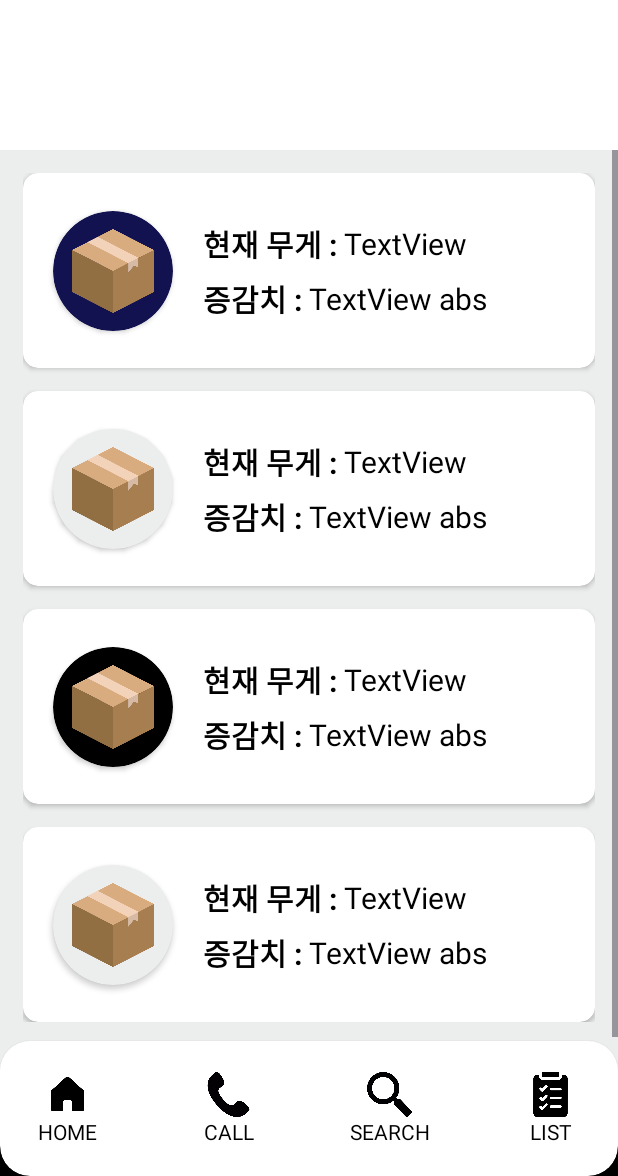
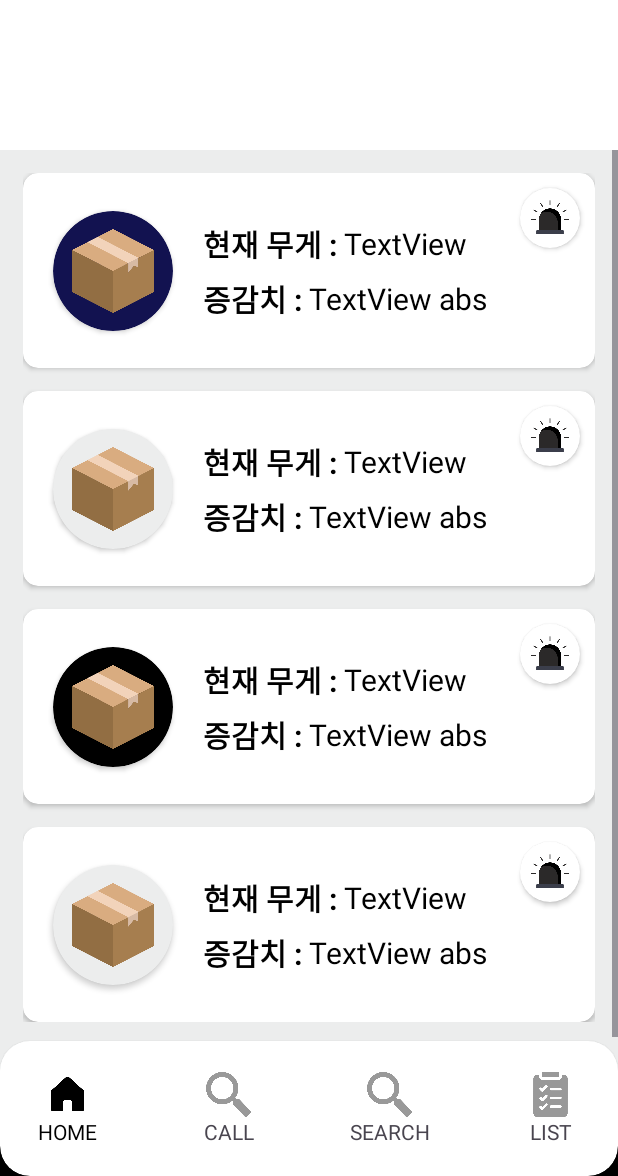
Before and after one commit to SoftyChoo/BoxKeeper, an Android app: the layout activity_main.xml on its own in the app's theme, with its tools: preview values and no code run, on a phone screen of 412 x 824 dp, the part 60-1236 px from its top. Run offline under Robolectric (Android 15) with nearby library versions, the phone set to English and light mode, and no system bars.

Commit message:
[Feat] : CustomTab x BtnSelector

```diff
--- /dev/null
+++ b/boxkeeper_v0.11/app/src/main/java/com/example/boxkeeper/CommonUtils.java
@@ -0,0 +1,4 @@
+package com.example.boxkeeper;
+
+public class CommonUtils {
+}
--- a/boxkeeper_v0.11/app/src/main/res/drawable/selecter_btn_call.xml
+++ /dev/null
@@ -1,4 +0,0 @@
-<?xml version="1.0" encoding="utf-8"?>
-<selector xmlns:android="http://schemas.android.com/apk/res/android">
-
-</selector>
--- a/boxkeeper_v0.11/app/src/main/res/drawable/selecter_btn_list.xml
+++ /dev/null
@@ -1,4 +0,0 @@
-<?xml version="1.0" encoding="utf-8"?>
-<selector xmlns:android="http://schemas.android.com/apk/res/android">
-
-</selector>
--- a/boxkeeper_v0.11/app/src/main/res/drawable/selecter_btn_search.xml
+++ /dev/null
@@ -1,4 +0,0 @@
-<?xml version="1.0" encoding="utf-8"?>
-<selector xmlns:android="http://schemas.android.com/apk/res/android">
-
-</selector>
--- a/boxkeeper_v0.11/app/src/main/res/drawable/selector_btn_home.xml
+++ /dev/null
@@ -1,4 +0,0 @@
-<?xml version="1.0" encoding="utf-8"?>
-<selector xmlns:android="http://schemas.android.com/apk/res/android">
-
-</selector>
--- /dev/null
+++ b/boxkeeper_v0.11/app/src/main/res/drawable/selector_siren.xml
@@ -0,0 +1,5 @@
+<?xml version="1.0" encoding="utf-8"?>
+<selector xmlns:android="http://schemas.android.com/apk/res/android">
+    <item android:drawable="@drawable/siren_clicked" android:state_selected="true" />
+    <item android:drawable="@drawable/siren_unclicked" />
+</selector>
--- a/boxkeeper_v0.11/app/src/main/res/layout/activity_main.xml
+++ b/boxkeeper_v0.11/app/src/main/res/layout/activity_main.xml
@@ -96,7 +96,23 @@
                             android:layout_height="match_parent"
                             android:layout_margin="12dp"
                             android:src="@drawable/box" />
+                    </androidx.cardview.widget.CardView>
 
+                    <androidx.cardview.widget.CardView
+                        android:layout_width="40dp"
+                        android:layout_height="40dp"
+                        app:cardCornerRadius="30dp"
+                        androidx:layout_constraintEnd_toEndOf="parent"
+                        app:layout_constraintTop_toTopOf="parent"
+                        android:layout_margin="10dp">
+
+                        <androidx.appcompat.widget.AppCompatImageButton
+                            android:id="@+id/btn_siren1"
+                            android:layout_width="wrap_content"
+                            android:layout_height="wrap_content"
+                            android:layout_gravity="center"
+                            android:background="@drawable/selector_siren"
+                            android:scaleType="center" />
                     </androidx.cardview.widget.CardView>
 
 
@@ -196,9 +212,24 @@
                             android:layout_height="match_parent"
                             android:layout_margin="12dp"
                             android:src="@drawable/box" />
-
                     </androidx.cardview.widget.CardView>
 
+                    <androidx.cardview.widget.CardView
+                        android:layout_width="40dp"
+                        android:layout_height="40dp"
+                        app:cardCornerRadius="30dp"
+                        androidx:layout_constraintEnd_toEndOf="parent"
+                        app:layout_constraintTop_toTopOf="parent"
+                        android:layout_margin="10dp">
+
+                        <androidx.appcompat.widget.AppCompatImageButton
+                            android:id="@+id/btn_siren2"
+                            android:layout_width="wrap_content"
+                            android:layout_height="wrap_content"
+                            android:layout_gravity="center"
+                            android:background="@drawable/selector_siren"
+                            android:scaleType="center" />
+                    </androidx.cardview.widget.CardView>
 
                     <TextView
                         android:id="@+id/tv_box2_weight"
@@ -297,6 +328,22 @@
 
                     </androidx.cardview.widget.CardView>
 
+                    <androidx.cardview.widget.CardView
+                        android:layout_width="40dp"
+                        android:layout_height="40dp"
+                        app:cardCornerRadius="30dp"
+                        androidx:layout_constraintEnd_toEndOf="parent"
+                        app:layout_constraintTop_toTopOf="parent"
+                        android:layout_margin="10dp">
+
+                        <androidx.appcompat.widget.AppCompatImageButton
+                            android:id="@+id/btn_siren3"
+                            android:layout_width="wrap_content"
+                            android:layout_height="wrap_content"
+                            android:layout_gravity="center"
+                            android:background="@drawable/selector_siren"
+                            android:scaleType="center" />
+                    </androidx.cardview.widget.CardView>
 
                     <TextView
                         android:id="@+id/tv_box3_weight"
@@ -392,9 +439,24 @@
                             android:layout_height="match_parent"
                             android:layout_margin="12dp"
                             android:src="@drawable/box" />
-
                     </androidx.cardview.widget.CardView>
 
+                    <androidx.cardview.widget.CardView
+                        android:layout_width="40dp"
+                        android:layout_height="40dp"
+                        app:cardCornerRadius="30dp"
+                        androidx:layout_constraintEnd_toEndOf="parent"
+                        app:layout_constraintTop_toTopOf="parent"
+                        android:layout_margin="10dp">
+
+                        <androidx.appcompat.widget.AppCompatImageButton
+                            android:id="@+id/btn_siren4"
+                            android:layout_width="wrap_content"
+                            android:layout_height="wrap_content"
+                            android:layout_gravity="center"
+                            android:background="@drawable/selector_siren"
+                            android:scaleType="center" />
+                    </androidx.cardview.widget.CardView>
 
                     <TextView
                         android:id="@+id/tv_box4_weight"
@@ -481,7 +543,7 @@
             android:layout_height="match_parent">
 
 
-            <androidx.constraintlayout.utils.widget.ImageFilterButton
+            <androidx.appcompat.widget.AppCompatImageButton
                 android:id="@+id/btn_home"
                 android:layout_width="30dp"
                 android:layout_height="30dp"
@@ -508,13 +570,13 @@
                 androidx:layout_constraintTop_toBottomOf="@id/btn_home"
                 androidx:layout_constraintVertical_chainStyle="packed" />
 
-            <androidx.constraintlayout.utils.widget.ImageFilterButton
+            <androidx.appcompat.widget.AppCompatImageButton
                 android:id="@+id/btn_call"
                 android:layout_width="30dp"
                 android:layout_height="30dp"
                 android:background="@color/transparent"
                 android:scaleType="centerCrop"
-                android:src="@drawable/icon_call"
+                android:src="@drawable/icon_search_unclicked"
                 androidx:layout_constraintBottom_toTopOf="@id/tv_call"
                 androidx:layout_constraintEnd_toStartOf="@id/btn_search"
                 androidx:layout_constraintHorizontal_chainStyle="spread"
@@ -527,20 +589,19 @@
                 android:layout_width="wrap_content"
                 android:layout_height="wrap_content"
                 android:text="@string/btn_call"
-                android:textColor="@color/black"
                 androidx:layout_constraintBottom_toBottomOf="parent"
                 androidx:layout_constraintEnd_toEndOf="@id/btn_call"
                 androidx:layout_constraintStart_toStartOf="@id/btn_call"
                 androidx:layout_constraintTop_toBottomOf="@id/btn_call"
                 androidx:layout_constraintVertical_chainStyle="packed" />
 
-            <androidx.constraintlayout.utils.widget.ImageFilterButton
+            <androidx.appcompat.widget.AppCompatImageButton
                 android:id="@+id/btn_search"
                 android:layout_width="30dp"
                 android:layout_height="30dp"
                 android:background="@color/transparent"
                 android:scaleType="centerCrop"
-                android:src="@drawable/icon_search"
+                android:src="@drawable/icon_search_unclicked"
                 androidx:layout_constraintBottom_toTopOf="@id/tv_search"
                 androidx:layout_constraintEnd_toStartOf="@id/btn_list"
                 androidx:layout_constraintHorizontal_chainStyle="spread"
@@ -553,21 +614,20 @@
                 android:layout_width="wrap_content"
                 android:layout_height="wrap_content"
                 android:text="@string/btn_search"
-                android:textColor="@color/black"
                 androidx:layout_constraintBottom_toBottomOf="parent"
                 androidx:layout_constraintEnd_toEndOf="@id/btn_search"
                 androidx:layout_constraintStart_toStartOf="@id/btn_search"
                 androidx:layout_constraintTop_toBottomOf="@id/btn_search"
                 androidx:layout_constraintVertical_chainStyle="packed" />
 
-            <androidx.constraintlayout.utils.widget.ImageFilterButton
+            <androidx.appcompat.widget.AppCompatImageButton
                 android:id="@+id/btn_list"
                 android:layout_width="30dp"
                 android:layout_height="30dp"
                 android:layout_marginEnd="30dp"
                 android:background="@color/transparent"
                 android:scaleType="centerCrop"
-                android:src="@drawable/icon_list"
+                android:src="@drawable/icon_list_unclicked"
                 androidx:layout_constraintBottom_toTopOf="@id/tv_list"
                 androidx:layout_constraintEnd_toEndOf="parent"
                 androidx:layout_constraintHorizontal_chainStyle="spread_inside"
@@ -580,7 +640,6 @@
                 android:layout_width="wrap_content"
                 android:layout_height="wrap_content"
                 android:text="@string/btn_list"
-                android:textColor="@color/black"
                 androidx:layout_constraintBottom_toBottomOf="parent"
                 androidx:layout_constraintEnd_toEndOf="@id/btn_list"
                 androidx:layout_constraintStart_toStartOf="@id/btn_list"
```
Also changed, not shown: boxkeeper_v0.11/app/src/main/res/drawable/icon_call_clicked.png (deleted), boxkeeper_v0.11/app/src/main/res/drawable/icon_call_unclicked.png (added), boxkeeper_v0.11/app/src/main/res/drawable/icon_home_clicked.png (deleted), boxkeeper_v0.11/app/src/main/res/drawable/icon_home_unclicked.png (added), boxkeeper_v0.11/app/src/main/res/drawable/icon_list_clicked.png (deleted), boxkeeper_v0.11/app/src/main/res/drawable/icon_list_unclicked.png (added), boxkeeper_v0.11/app/src/main/res/drawable/icon_search_clicked.png (deleted), boxkeeper_v0.11/app/src/main/res/drawable/icon_search_unclicked.png (added).
